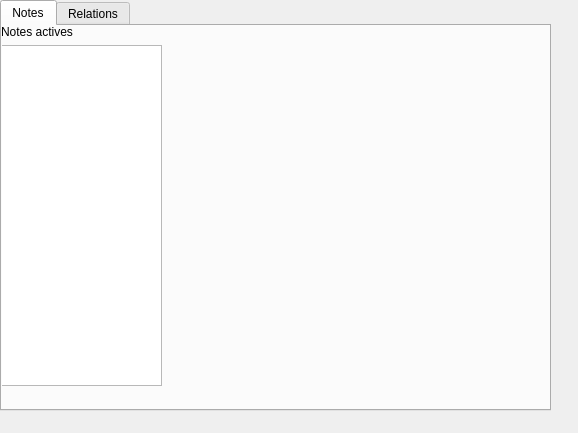
This is QtVersion/mainwindow.ui in julieberteaux/LO21 as Qt 5 draws it before an edit. The edited form follows.
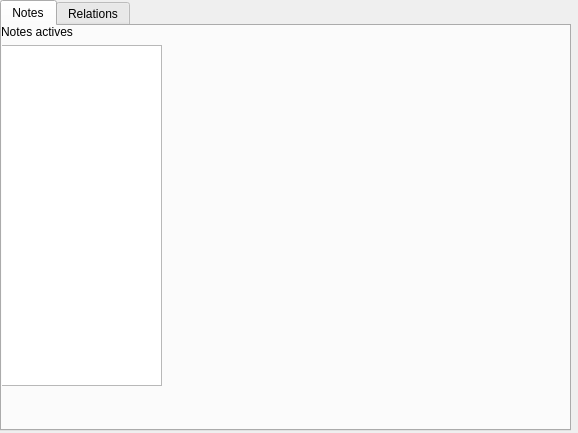
This is the edited form.

What changed in the file:
```diff
--- a/QtVersion/mainwindow.ui
+++ b/QtVersion/mainwindow.ui
@@ -19,8 +19,8 @@
      <rect>
       <x>0</x>
       <y>0</y>
-      <width>551</width>
-      <height>411</height>
+      <width>571</width>
+      <height>431</height>
      </rect>
     </property>
     <property name="currentIndex">
@@ -64,8 +64,8 @@
        <rect>
         <x>172</x>
         <y>0</y>
-        <width>341</width>
-        <height>361</height>
+        <width>391</width>
+        <height>401</height>
        </rect>
       </property>
       <layout class="QVBoxLayout" name="centre"/>
```
Left out of the diff: 3 changed lines with no effect on the pictures.
